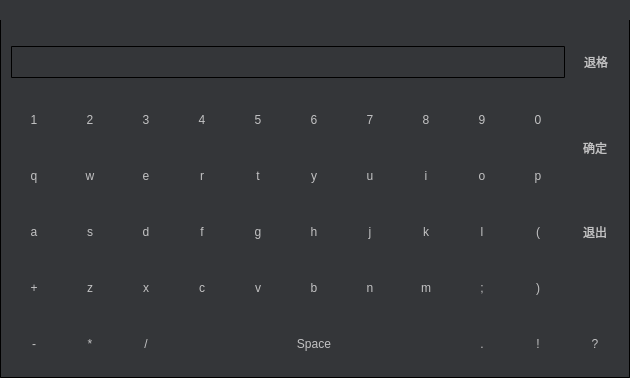
Above: dlg_keyboard.ui from eeyoo/yunsheng before the change. Below: the same form after it.
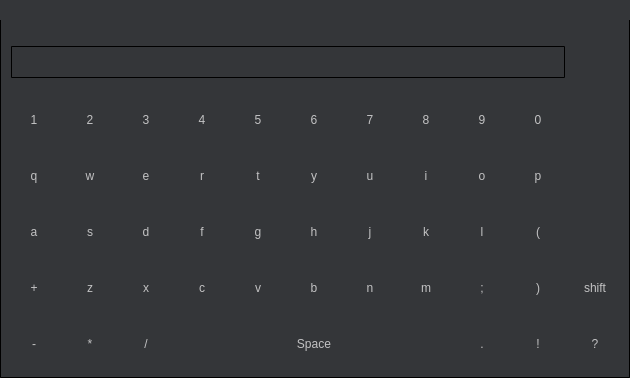
That is the form after the change. Icons and pictures are not drawn.

The edit to the form file:
```diff
--- a/dlg_keyboard.ui
+++ b/dlg_keyboard.ui
@@ -14,7 +14,12 @@
    <string>Dialog</string>
   </property>
   <property name="styleSheet">
-   <string notr="true">QWidget {
+   <string notr="true">*{
+font: 12px;
+font-family: &quot;微软雅黑&quot;;
+}
+
+QWidget {
 color: #c2c2c3;
 background: #343639;
 }
@@ -75,7 +80,6 @@
 image: url(&quot;:/Res/image/button_50x106_active.png&quot;);
 }
 
-/*
 QPushButton[objectName=&quot;btnBack&quot;] {
 border: no;
 min-width: 50px;
@@ -89,7 +93,20 @@
 min-height: 50px;
 image: url(&quot;:/Res/image/button_back_active.png&quot;);
 }
-*/
+
+QPushButton[objectName=&quot;btnQuit&quot;] {
+border: no;
+min-width: 50px;
+min-height: 50px;
+image: url(&quot;:/Res/image/button_cancel_normal.png&quot;);
+}
+
+QPushButton[objectName=&quot;btnQuit&quot;]:pressed {
+border: no;
+min-width: 50px;
+min-height: 50px;
+image: url(&quot;:/Res/image/button_cancel_active.png&quot;);
+}
 
 QPushButton[objectName=&quot;btn32&quot;] {
 border: no;
@@ -185,7 +202,7 @@
           </sizepolicy>
          </property>
          <property name="text">
-          <string>退格</string>
+          <string/>
          </property>
         </widget>
        </item>
@@ -362,7 +379,7 @@
           </sizepolicy>
          </property>
          <property name="text">
-          <string>确定</string>
+          <string/>
          </property>
         </widget>
        </item>
@@ -695,7 +712,7 @@
           </sizepolicy>
          </property>
          <property name="text">
-          <string>退出</string>
+          <string/>
          </property>
         </widget>
        </item>
@@ -859,7 +876,7 @@
           </sizepolicy>
          </property>
          <property name="text">
-          <string/>
+          <string>shift</string>
          </property>
          <property name="checkable">
           <bool>true</bool>
```
Left out of the diff: 4 changed lines with no effect on the pictures.
